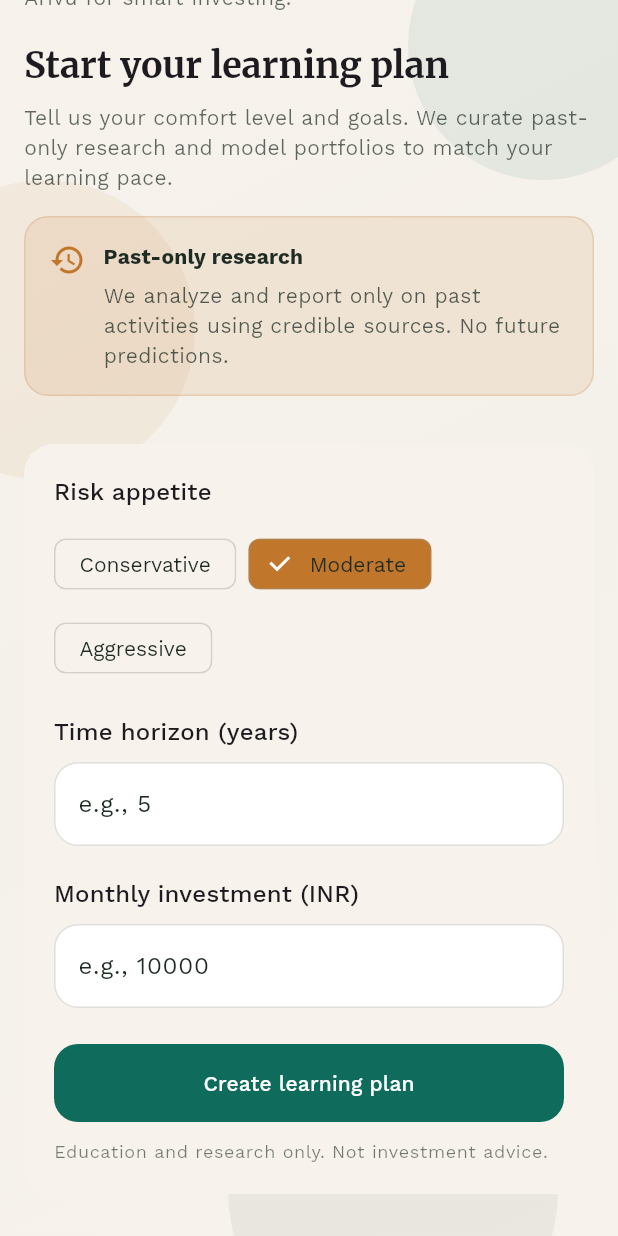
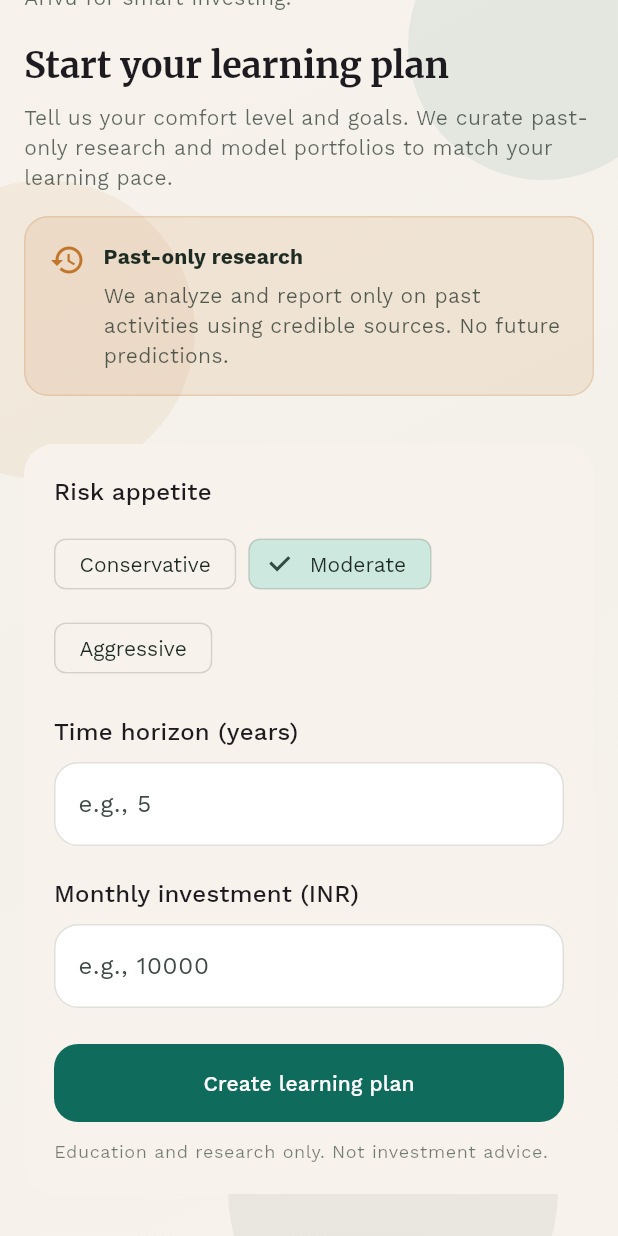
Before and after one commit to gidhin1/arivest, a Flutter app: the screen it shows after launch, scrolled down 70 dp, on a phone screen of 412 x 824 dp. Run offline on Flutter 3.47's test engine with Material 3 defaults, Android fonts, the phone set to English and light mode, and no system bars; our stand-ins replace flutter_riverpod, go_router, google_fonts.

Commit message:
some critical changes

```diff
--- a/app/lib/config.dart
+++ b/app/lib/config.dart
@@ -8,6 +8,12 @@ const String apiBaseOverride = String.fromEnvironment(
 String apiBaseUrl() {
   if (apiBaseOverride.isNotEmpty) {
     return apiBaseOverride;
+  }
+
+  if (kReleaseMode) {
+    throw StateError(
+      'ARIVEST_API_BASE_URL must be set for release builds using HTTPS.',
+    );
   }
 
   if (kIsWeb) {
--- a/app/lib/router.dart
+++ b/app/lib/router.dart
@@ -106,7 +106,7 @@ CustomTransitionPage<void> _enterPage({
     transitionsBuilder: (context, animation, secondaryAnimation, child) {
       final curvedAnimation = CurvedAnimation(parent: animation, curve: curve);
       return ColoredBox(
-        color: Theme.of(context).colorScheme.background,
+        color: Theme.of(context).colorScheme.surface,
         child: SlideTransition(
           position: Tween<Offset>(begin: beginOffset, end: Offset.zero)
               .animate(curvedAnimation),
--- a/app/lib/screens/asset_detail_screen.dart
+++ b/app/lib/screens/asset_detail_screen.dart
@@ -114,7 +114,7 @@ class _AssetDetailScreenState extends ConsumerState<AssetDetailScreen> {
                               color: Theme.of(context)
                                   .colorScheme
                                   .onSurface
-                                  .withOpacity(0.6),
+                                  .withValues(alpha: 0.6),
                             ),
                       ),
                     ],
@@ -129,7 +129,7 @@ class _AssetDetailScreenState extends ConsumerState<AssetDetailScreen> {
                         color: Theme.of(context)
                             .colorScheme
                             .onSurface
-                            .withOpacity(0.65),
+                            .withValues(alpha: 0.65),
                       ),
                 ),
               ],
--- a/app/lib/screens/glossary_screen.dart
+++ b/app/lib/screens/glossary_screen.dart
@@ -27,7 +27,7 @@ class GlossaryScreen extends ConsumerWidget {
                   color: Theme.of(context)
                       .colorScheme
                       .onSurface
-                      .withOpacity(0.7),
+                      .withValues(alpha: 0.7),
                 ),
           ),
           const SizedBox(height: 20),
@@ -61,7 +61,7 @@ class GlossaryScreen extends ConsumerWidget {
                                       color: Theme.of(context)
                                           .colorScheme
                                           .onSurface
-                                          .withOpacity(0.7),
+                                          .withValues(alpha: 0.7),
                                     ),
                               ),
                             ],
--- a/app/lib/screens/home_screen.dart
+++ b/app/lib/screens/home_screen.dart
@@ -46,7 +46,7 @@ class HomeScreen extends ConsumerWidget {
                               color: Theme.of(context)
                                   .colorScheme
                                   .onSurface
-                                  .withOpacity(0.7),
+                                  .withValues(alpha: 0.7),
                             ),
                       ),
                       const SizedBox(height: 16),
@@ -136,7 +136,7 @@ class HomeScreen extends ConsumerWidget {
                                           color: Theme.of(context)
                                               .colorScheme
                                               .onSurface
-                                              .withOpacity(0.6),
+                                              .withValues(alpha: 0.6),
                                         ),
                                   );
 
@@ -167,7 +167,7 @@ class HomeScreen extends ConsumerWidget {
                                       color: Theme.of(context)
                                           .colorScheme
                                           .onSurface
-                                          .withOpacity(0.7),
+                                          .withValues(alpha: 0.7),
                                     ),
                               ),
                               const SizedBox(height: 12),
--- a/app/lib/screens/onboarding_screen.dart
+++ b/app/lib/screens/onboarding_screen.dart
@@ -123,7 +123,7 @@ class _OnboardingScreenState extends ConsumerState<OnboardingScreen> {
                           color: Theme.of(context)
                               .colorScheme
                               .onSurface
-                            .withOpacity(0.7),
+                              .withValues(alpha: 0.7),
                       ),
                 ),
                 const SizedBox(height: 16),
@@ -200,7 +200,7 @@ class _OnboardingScreenState extends ConsumerState<OnboardingScreen> {
                                       color: Theme.of(context)
                                           .colorScheme
                                           .onSurface
-                                      .withOpacity(0.6),
+                                          .withValues(alpha: 0.6),
                                 ),
                           ),
                         ],
--- a/app/lib/screens/profile_screen.dart
+++ b/app/lib/screens/profile_screen.dart
@@ -55,7 +55,7 @@ class _ProfileScreenState extends ConsumerState<ProfileScreen> {
                           color: Theme.of(context)
                               .colorScheme
                               .onSurface
-                              .withOpacity(0.7),
+                              .withValues(alpha: 0.7),
                         ),
                   ),
                 ],
--- a/app/lib/theme.dart
+++ b/app/lib/theme.dart
@@ -7,8 +7,10 @@ class ArivestTheme {
     final tokens = DesignSystem.tokens;
     final colors = tokens.colors;
 
-    final colorScheme = ColorScheme(
+    final colorScheme = ColorScheme.fromSeed(
+      seedColor: colors.primary,
       brightness: Brightness.light,
+    ).copyWith(
       primary: colors.primary,
       onPrimary: Colors.white,
       secondary: colors.secondary,
@@ -17,8 +19,6 @@ class ArivestTheme {
       onError: Colors.white,
       surface: colors.surface,
       onSurface: colors.onSurface,
-      background: colors.background,
-      onBackground: colors.onSurface,
       outline: colors.outline,
     );
 
@@ -60,11 +60,11 @@ class ArivestTheme {
         fillColor: Colors.white,
         border: OutlineInputBorder(
           borderRadius: BorderRadius.circular(tokens.radii.input),
-          borderSide: BorderSide(color: colors.outline.withOpacity(0.3)),
+          borderSide: BorderSide(color: colors.outline.withValues(alpha: 0.3)),
         ),
         enabledBorder: OutlineInputBorder(
           borderRadius: BorderRadius.circular(tokens.radii.input),
-          borderSide: BorderSide(color: colors.outline.withOpacity(0.3)),
+          borderSide: BorderSide(color: colors.outline.withValues(alpha: 0.3)),
         ),
         focusedBorder: OutlineInputBorder(
           borderRadius: BorderRadius.circular(tokens.radii.input),
@@ -81,12 +81,12 @@ class ArivestTheme {
       ),
       chipTheme: ChipThemeData(
         backgroundColor: colors.surface,
-        side: BorderSide(color: colors.outline.withOpacity(0.2)),
+        side: BorderSide(color: colors.outline.withValues(alpha: 0.2)),
         labelStyle: baseText.labelLarge?.copyWith(color: colors.onSurface),
         padding: const EdgeInsets.symmetric(horizontal: 8, vertical: 4),
       ),
       dividerTheme: DividerThemeData(
-        color: colors.outline.withOpacity(0.2),
+        color: colors.outline.withValues(alpha: 0.2),
       ),
     );
   }
--- a/app/lib/widgets/gradient_background.dart
+++ b/app/lib/widgets/gradient_background.dart
@@ -30,7 +30,7 @@ class GradientBackground extends StatelessWidget {
             right: -40,
             child: _SoftCircle(
               size: 180,
-              color: colors.primary.withOpacity(0.08),
+              color: colors.primary.withValues(alpha: 0.08),
             ),
           ),
           Positioned(
@@ -38,7 +38,7 @@ class GradientBackground extends StatelessWidget {
             left: -70,
             child: _SoftCircle(
               size: 200,
-              color: colors.secondary.withOpacity(0.08),
+              color: colors.secondary.withValues(alpha: 0.08),
             ),
           ),
           Positioned(
@@ -46,7 +46,7 @@ class GradientBackground extends StatelessWidget {
             right: 40,
             child: _SoftCircle(
               size: 220,
-              color: colors.onSurface.withOpacity(0.06),
+              color: colors.onSurface.withValues(alpha: 0.06),
             ),
           ),
           Positioned.fill(
--- a/app/lib/widgets/policy_notice.dart
+++ b/app/lib/widgets/policy_notice.dart
@@ -20,9 +20,9 @@ class PolicyNotice extends StatelessWidget {
     return Container(
       padding: const EdgeInsets.all(16),
       decoration: BoxDecoration(
-        color: colors.secondary.withOpacity(0.12),
+        color: colors.secondary.withValues(alpha: 0.12),
         borderRadius: BorderRadius.circular(16),
-        border: Border.all(color: colors.secondary.withOpacity(0.2)),
+        border: Border.all(color: colors.secondary.withValues(alpha: 0.2)),
       ),
       child: Row(
         crossAxisAlignment: CrossAxisAlignment.start,
@@ -47,7 +47,7 @@ class PolicyNotice extends StatelessWidget {
                 Text(
                   message,
                   style: Theme.of(context).textTheme.bodyMedium?.copyWith(
-                        color: colors.onSurface.withOpacity(0.75),
+                        color: colors.onSurface.withValues(alpha: 0.75),
                       ),
                 ),
               ],
--- a/app/lib/widgets/section_header.dart
+++ b/app/lib/widgets/section_header.dart
@@ -32,7 +32,10 @@ class SectionHeader extends StatelessWidget {
           Text(
             subtitle!,
             style: Theme.of(context).textTheme.bodyMedium?.copyWith(
-                  color: Theme.of(context).colorScheme.onSurface.withOpacity(0.7),
+                  color: Theme.of(context)
+                      .colorScheme
+                      .onSurface
+                      .withValues(alpha: 0.7),
                 ),
           ),
         ],
--- a/app/lib/widgets/stat_chip.dart
+++ b/app/lib/widgets/stat_chip.dart
@@ -17,7 +17,7 @@ class StatChip extends StatelessWidget {
       decoration: BoxDecoration(
         color: theme.colorScheme.surface,
         borderRadius: BorderRadius.circular(tokens.radii.chip),
-        border: Border.all(color: theme.colorScheme.outline.withOpacity(0.2)),
+        border: Border.all(color: theme.colorScheme.outline.withValues(alpha: 0.2)),
       ),
       child: Column(
         crossAxisAlignment: CrossAxisAlignment.start,
@@ -27,7 +27,7 @@ class StatChip extends StatelessWidget {
             style: theme.textTheme.labelSmall?.copyWith(
               letterSpacing: 1.1,
               fontWeight: FontWeight.w600,
-              color: theme.colorScheme.onSurface.withOpacity(0.6),
+              color: theme.colorScheme.onSurface.withValues(alpha: 0.6),
             ),
           ),
           const SizedBox(height: 4),
```
Also changed, not shown: app/lib/screens/portfolios_screen.dart (+5 -5 lines), app/lib/screens/responsive_preview_screen.dart (+7 -2 lines), app/lib/screens/search_screen.dart (+22 -10 lines), 6 other files. Lines whose indentation alone changed are shown as unchanged.
